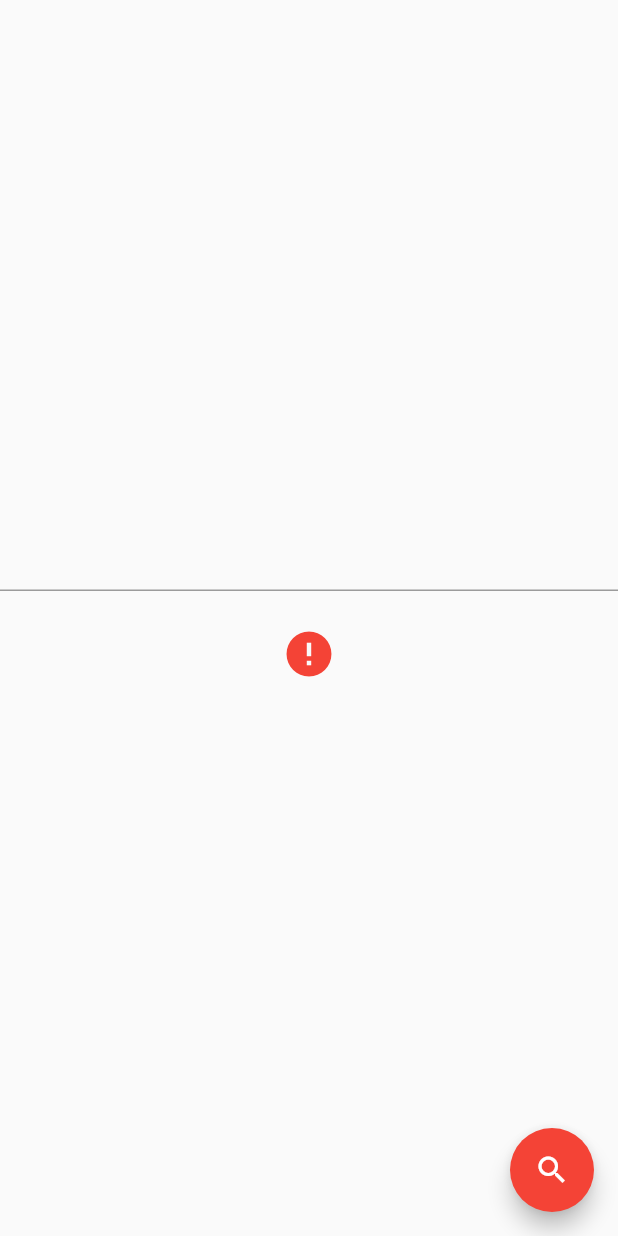
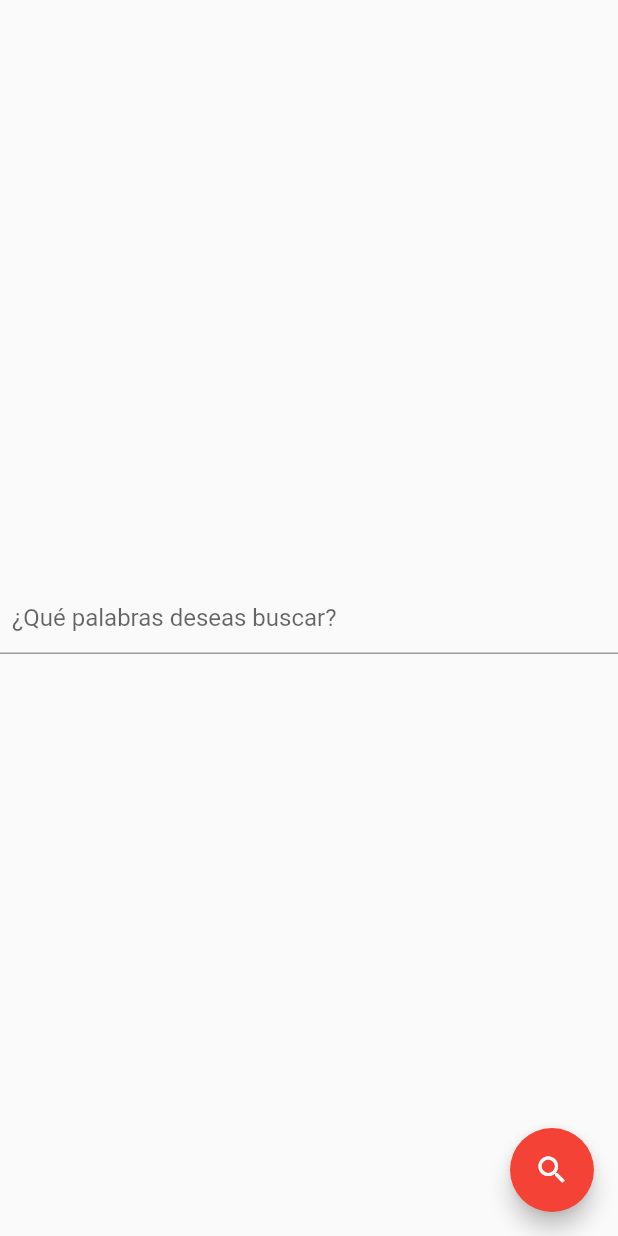
Before and after one commit to acanteror/consulta_rae_demo, a Flutter app: the screen it shows after launch, on a phone screen of 412 x 824 dp. Run offline on Flutter 3.47's test engine with Material 2 defaults, Android fonts, the light colour scheme and no system bars; our stand-ins replace bloc, equatable, flutter_bloc; missing offline and left inert: colorize_lumberdash, lumberdash.

Commit message:
update home_page with bloc utilities

```diff
--- a/lib/pages/home_page.dart
+++ b/lib/pages/home_page.dart
@@ -1,25 +1,63 @@
 import 'package:flutter/material.dart';
 import 'package:flutter_bloc/flutter_bloc.dart';
+import 'package:lumberdash/lumberdash.dart';
 import 'package:rae_test/bloc/rae/rae_bloc.dart';
+import 'package:rae_test/pages/result_page.dart';
 
-class HomePage extends StatelessWidget {
+class HomePage extends StatefulWidget {
   HomePage({Key key}) : super(key: key);
+
   @override
+  _HomePageState createState() => _HomePageState();
+}
+
+class _HomePageState extends State<HomePage> {
+  String _word;
+
+  @override
+  void initState() {
+    super.initState();
+    _word = '';
+  }
+
   @override
   Widget build(BuildContext context) {
-    String _word = '';
     final _formKey = GlobalKey<FormState>();
 
     return Scaffold(
       body: SafeArea(
-          child: Column(
+        child: BlocConsumer<RaeBloc, RaeState>(
+          listener: (context, state) {
+            if (state is RaeError) {
+              //todo: show dialog
+              logError('Error');
+            }
+            if (state is RaeSuccess) {
+              setState(() {
+                _word = '';
+              });
+              Navigator.push(
+                context,
+                MaterialPageRoute(builder: (context) => ResultPage()),
+              );
+            }
+            if (state is RaeNotFound) {
+              _word = state.word;
+            }
+          },
+          builder: (context, state) {
+            final _showNotFoundIcon = state is RaeNotFound;
+            return Column(
               crossAxisAlignment: CrossAxisAlignment.center,
               mainAxisAlignment: MainAxisAlignment.center,
               children: <Widget>[
                 Form(
                     key: _formKey,
                     child: TextFormField(
-                decoration: InputDecoration(contentPadding: EdgeInsets.all(8)),
+                      decoration: InputDecoration(
+                        contentPadding: EdgeInsets.all(8),
+                        hintText: '¿Qué palabras deseas buscar?'
+                      ),
                       keyboardType: TextInputType.text,
                       validator: (value) {
                         if (value.isEmpty) {
@@ -31,15 +69,37 @@ class HomePage extends StatelessWidget {
                         _word = value;
                       },
                     )),
-          Container(
-              padding: EdgeInsets.all(24),
-              child: Icon(
+                _showNotFoundIcon
+                    ? Padding(
+                        padding:
+                            EdgeInsets.symmetric(horizontal: 14, vertical: 24),
+                        child: Row(
+                          mainAxisAlignment: MainAxisAlignment.center,
+                          children: <Widget>[
+                            Icon(
                               Icons.error,
                               color: Colors.red,
                               size: 36,
-              )),
+                            ),
+                            Padding(
+                              padding: const EdgeInsets.only(left: 14.0),
+                              child: Text(
+                                'La Rae no recoge la palabra \n${_word.toUpperCase()}',
+                                maxLines: 2,
+                                style:
+                                    TextStyle(fontSize: 16, color: Colors.red),
+                              ),
+                            )
                           ],
-      )),
+                        ),
+                      )
+                    : Container(),
+//              Container(child: Text('lalal'))
+              ],
+            );
+          },
+        ),
+      ),
       floatingActionButton: FloatingActionButton(
         onPressed: () async {
           if (_formKey.currentState.validate()) {
```
Lines whose indentation alone changed are shown as unchanged.
